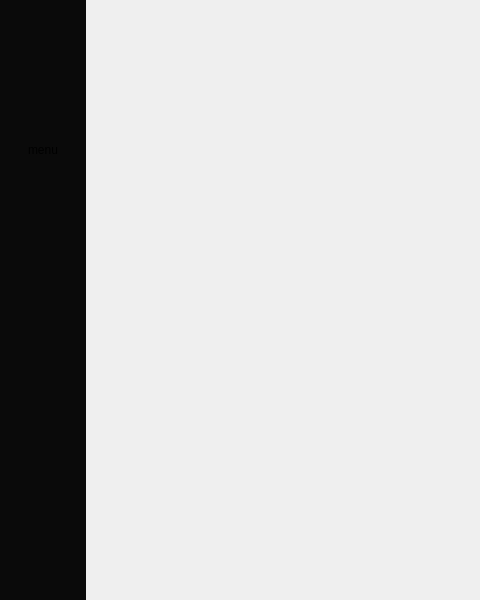
Qt form MainWindow.ui (CFornari/CIDIA-GUI) before a commit; both pictures show x 0 to 480 and y 0 to 600 of the 800 by 600 pixel window.
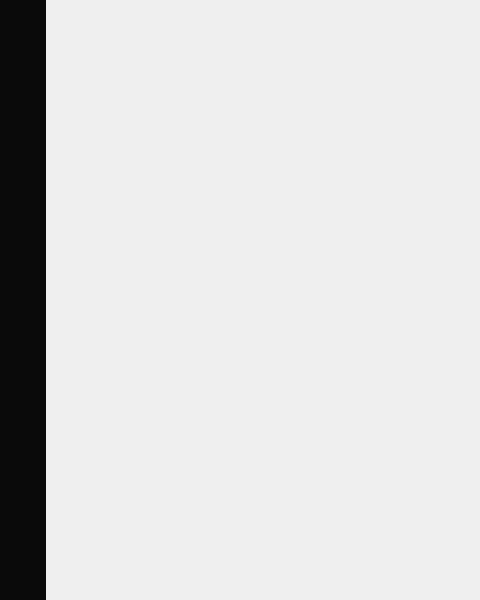
The same form after that commit. Icons and pictures are not drawn.

Diff of the .ui file:
```diff
--- a/MainWindow.ui
+++ b/MainWindow.ui
@@ -95,6 +95,42 @@
          </property>
         </widget>
        </item>
+       <item>
+        <widget class="QPushButton" name="pushButton_2">
+         <property name="text">
+          <string/>
+         </property>
+         <property name="icon">
+          <iconset resource="resource.qrc">
+           <normaloff>:/resource/test.svg</normaloff>:/resource/test.svg</iconset>
+         </property>
+         <property name="iconSize">
+          <size>
+           <width>40</width>
+           <height>40</height>
+          </size>
+         </property>
+         <property name="checkable">
+          <bool>true</bool>
+         </property>
+         <property name="flat">
+          <bool>true</bool>
+         </property>
+        </widget>
+       </item>
+       <item>
+        <spacer name="verticalSpacer_2">
+         <property name="orientation">
+          <enum>Qt::Vertical</enum>
+         </property>
+         <property name="sizeHint" stdset="0">
+          <size>
+           <width>20</width>
+           <height>40</height>
+          </size>
+         </property>
+        </spacer>
+       </item>
        <item>
         <widget class="QPushButton" name="pushButton_8">
          <property name="cursor">
@@ -171,12 +207,19 @@
         </widget>
        </item>
        <item>
-        <widget class="QPushButton" name="pushButton_2">
+        <widget class="QPushButton" name="pushButton_3">
          <property name="text">
-          <string>menu</string>
+          <string/>
          </property>
-         <property name="checkable">
-          <bool>true</bool>
+         <property name="icon">
+          <iconset resource="resource.qrc">
+           <normaloff>:/resource/video-player.svg</normaloff>:/resource/video-player.svg</iconset>
+         </property>
+         <property name="iconSize">
+          <size>
+           <width>38</width>
+           <height>38</height>
+          </size>
          </property>
          <property name="flat">
           <bool>true</bool>
```
Left out of the diff: 33 changed lines with no effect on the pictures.
